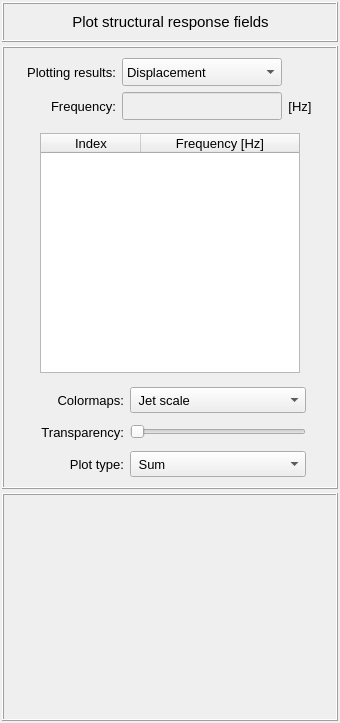
MOPT-UFSC/VIBRA, file vibra/interface/data/ui_files/plots/structural/structural_response_fields_inputs.ui: the form before one commit.
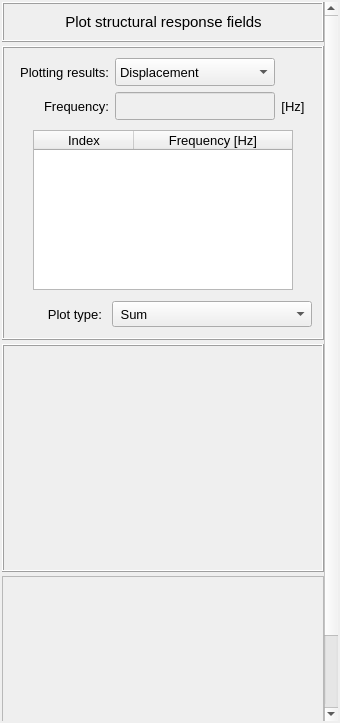
The form after the commit.

Diff of the .ui file:
```diff
--- a/vibra/interface/data/ui_files/plots/structural/structural_response_fields_inputs.ui
+++ b/vibra/interface/data/ui_files/plots/structural/structural_response_fields_inputs.ui
@@ -47,9 +47,9 @@
       <property name="geometry">
        <rect>
         <x>0</x>
-        <y>0</y>
-        <width>336</width>
-        <height>719</height>
+        <y>-83</y>
+        <width>322</width>
+        <height>802</height>
        </rect>
       </property>
       <layout class="QGridLayout" name="gridLayout_6">
@@ -71,6 +71,22 @@
        <property name="verticalSpacing">
         <number>4</number>
        </property>
+       <item row="3" column="0">
+        <widget class="QFrame" name="frame_color">
+         <property name="minimumSize">
+          <size>
+           <width>0</width>
+           <height>228</height>
+          </size>
+         </property>
+         <property name="frameShape">
+          <enum>QFrame::Shape::StyledPanel</enum>
+         </property>
+         <property name="frameShadow">
+          <enum>QFrame::Shadow::Raised</enum>
+         </property>
+        </widget>
+       </item>
        <item row="0" column="0">
         <widget class="QFrame" name="frame_title">
          <property name="minimumSize">
@@ -224,149 +240,8 @@
              <property name="bottomMargin">
               <number>6</number>
              </property>
-             <item row="0" column="2">
-              <widget class="QFrame" name="frame_7">
-               <property name="minimumSize">
-                <size>
-                 <width>176</width>
-                 <height>0</height>
-                </size>
-               </property>
-               <property name="maximumSize">
-                <size>
-                 <width>176</width>
-                 <height>16777215</height>
-                </size>
-               </property>
-               <property name="frameShape">
-                <enum>QFrame::Shape::NoFrame</enum>
-               </property>
-               <property name="frameShadow">
-                <enum>QFrame::Shadow::Raised</enum>
-               </property>
-               <layout class="QGridLayout" name="gridLayout_14">
-                <property name="leftMargin">
-                 <number>0</number>
-                </property>
-                <property name="topMargin">
-                 <number>0</number>
-                </property>
-                <property name="rightMargin">
-                 <number>0</number>
-                </property>
-                <property name="bottomMargin">
-                 <number>0</number>
-                </property>
-                <property name="spacing">
-                 <number>0</number>
-                </property>
-                <item row="0" column="0">
-                 <widget class="QComboBox" name="comboBox_colormaps">
-                  <property name="minimumSize">
-                   <size>
-                    <width>120</width>
-                    <height>26</height>
-                   </size>
-                  </property>
-                  <property name="maximumSize">
-                   <size>
-                    <width>200</width>
-                    <height>26</height>
-                   </size>
-                  </property>
-                  <property name="font">
-                   <font>
-                    <pointsize>10</pointsize>
-                   </font>
-                  </property>
-                  <item>
-                   <property name="text">
-                    <string> Jet scale</string>
-                   </property>
-                  </item>
-                  <item>
-                   <property name="text">
-                    <string> Viridis scale</string>
-                   </property>
-                  </item>
-                  <item>
-                   <property name="text">
-                    <string> Inferno scale</string>
-                   </property>
-                  </item>
-                  <item>
-                   <property name="text">
-                    <string> Magma scale</string>
-                   </property>
-                  </item>
-                  <item>
-                   <property name="text">
-                    <string> Plasma scale</string>
-                   </property>
-                  </item>
-                  <item>
-                   <property name="text">
-                    <string>BWR diverging scale</string>
-                   </property>
-                  </item>
-                  <item>
-                   <property name="text">
-                    <string>PiYG diverging scale</string>
-                   </property>
-                  </item>
-                  <item>
-                   <property name="text">
-                    <string>PRGn diverging scale</string>
-                   </property>
-                  </item>
-                  <item>
-                   <property name="text">
-                    <string>BrBG diverging scale</string>
-                   </property>
-                  </item>
-                  <item>
-                   <property name="text">
-                    <string>PuOr diverging scale</string>
-                   </property>
-                  </item>
-                  <item>
-                   <property name="text">
-                    <string> Grayscale</string>
-                   </property>
-                  </item>
-                 </widget>
-                </item>
-               </layout>
-              </widget>
-             </item>
-             <item row="0" column="3">
-              <spacer name="horizontalSpacer_12">
-               <property name="orientation">
-                <enum>Qt::Orientation::Horizontal</enum>
-               </property>
-               <property name="sizeHint" stdset="0">
-                <size>
-                 <width>40</width>
-                 <height>20</height>
-                </size>
-               </property>
-              </spacer>
-             </item>
              <item row="0" column="0">
-              <spacer name="horizontalSpacer_13">
-               <property name="orientation">
-                <enum>Qt::Orientation::Horizontal</enum>
-               </property>
-               <property name="sizeHint" stdset="0">
-                <size>
-                 <width>40</width>
-                 <height>20</height>
-                </size>
-               </property>
-              </spacer>
-             </item>
-             <item row="1" column="1">
-              <widget class="QLabel" name="label_transparency">
+              <widget class="QLabel" name="label">
                <property name="minimumSize">
                 <size>
                  <width>90</width>
@@ -385,60 +260,14 @@
                 </font>
                </property>
                <property name="text">
-                <string>Transparency:</string>
+                <string>Plot type:</string>
                </property>
                <property name="alignment">
                 <set>Qt::AlignmentFlag::AlignRight|Qt::AlignmentFlag::AlignTrailing|Qt::AlignmentFlag::AlignVCenter</set>
                </property>
               </widget>
              </item>
-             <item row="1" column="2">
-              <widget class="QSlider" name="slider_transparency">
-               <property name="minimumSize">
-                <size>
-                 <width>176</width>
-                 <height>0</height>
-                </size>
-               </property>
-               <property name="maximumSize">
-                <size>
-                 <width>200</width>
-                 <height>16777215</height>
-                </size>
-               </property>
-               <property name="orientation">
-                <enum>Qt::Orientation::Horizontal</enum>
-               </property>
-              </widget>
-             </item>
              <item row="0" column="1">
-              <widget class="QLabel" name="label_6">
-               <property name="minimumSize">
-                <size>
-                 <width>90</width>
-                 <height>26</height>
-                </size>
-               </property>
-               <property name="maximumSize">
-                <size>
-                 <width>90</width>
-                 <height>26</height>
-                </size>
-               </property>
-               <property name="font">
-                <font>
-                 <pointsize>10</pointsize>
-                </font>
-               </property>
-               <property name="text">
-                <string>Colormaps:</string>
-               </property>
-               <property name="alignment">
-                <set>Qt::AlignmentFlag::AlignRight|Qt::AlignmentFlag::AlignTrailing|Qt::AlignmentFlag::AlignVCenter</set>
-               </property>
-              </widget>
-             </item>
-             <item row="2" column="2">
               <widget class="QComboBox" name="comboBox_plot_type">
                <property name="minimumSize">
                 <size>
@@ -479,33 +308,6 @@
                </item>
               </widget>
              </item>
-             <item row="2" column="1">
-              <widget class="QLabel" name="label">
-               <property name="minimumSize">
-                <size>
-                 <width>90</width>
-                 <height>26</height>
-                </size>
-               </property>
-               <property name="maximumSize">
-                <size>
-                 <width>90</width>
-                 <height>26</height>
-                </size>
-               </property>
-               <property name="font">
-                <font>
-                 <pointsize>10</pointsize>
-                </font>
-               </property>
-               <property name="text">
-                <string>Plot type:</string>
-               </property>
-               <property name="alignment">
-                <set>Qt::AlignmentFlag::AlignRight|Qt::AlignmentFlag::AlignTrailing|Qt::AlignmentFlag::AlignVCenter</set>
-               </property>
-              </widget>
-             </item>
             </layout>
            </widget>
           </item>
```
Left out of the diff: 1 changed line with no effect on the pictures.
